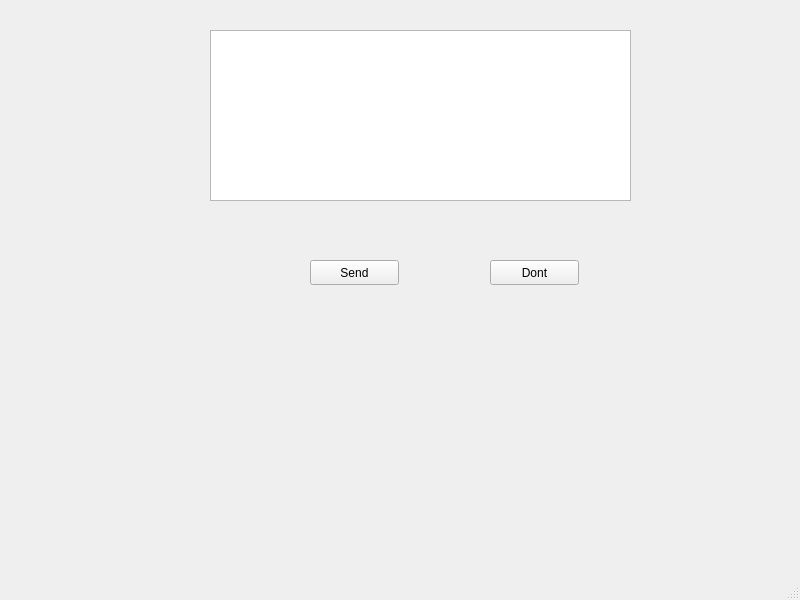
Old version of the form chatik_window.ui in the repository marimba25/my_chatik.
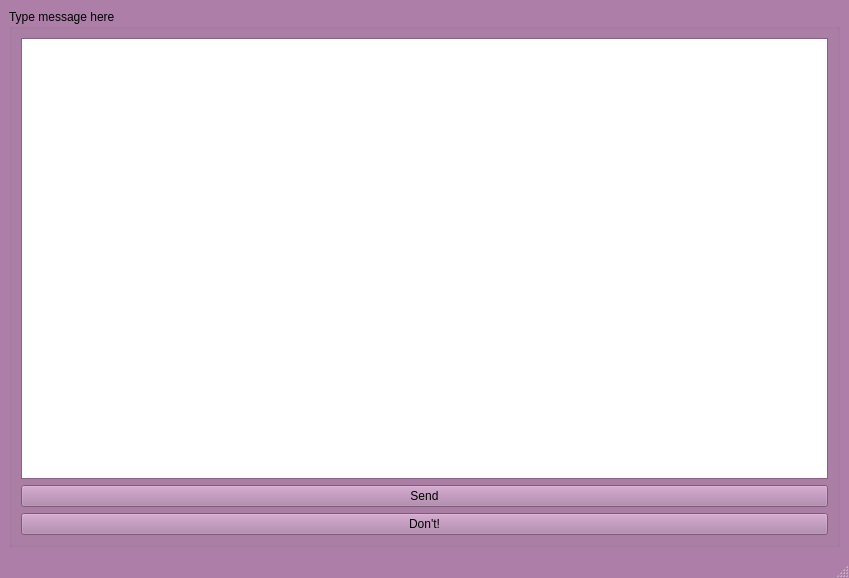
New version of the form.

Commit message: форматирование почти доделано

What changed in the file:
```diff
--- a/chatik_window.ui
+++ b/chatik_window.ui
@@ -6,50 +6,457 @@
    <rect>
     <x>0</x>
     <y>0</y>
-    <width>800</width>
-    <height>600</height>
+    <width>849</width>
+    <height>578</height>
    </rect>
   </property>
+  <property name="palette">
+   <palette>
+    <active>
+     <colorrole role="WindowText">
+      <brush brushstyle="SolidPattern">
+       <color alpha="255">
+        <red>0</red>
+        <green>0</green>
+        <blue>0</blue>
+       </color>
+      </brush>
+     </colorrole>
+     <colorrole role="Button">
+      <brush brushstyle="SolidPattern">
+       <color alpha="255">
+        <red>173</red>
+        <green>127</green>
+        <blue>168</blue>
+       </color>
+      </brush>
+     </colorrole>
+     <colorrole role="Light">
+      <brush brushstyle="SolidPattern">
+       <color alpha="255">
+        <red>255</red>
+        <green>192</green>
+        <blue>249</blue>
+       </color>
+      </brush>
+     </colorrole>
+     <colorrole role="Midlight">
+      <brush brushstyle="SolidPattern">
+       <color alpha="255">
+        <red>214</red>
+        <green>159</green>
+        <blue>208</blue>
+       </color>
+      </brush>
+     </colorrole>
+     <colorrole role="Dark">
+      <brush brushstyle="SolidPattern">
+       <color alpha="255">
+        <red>86</red>
+        <green>63</green>
+        <blue>84</blue>
+       </color>
+      </brush>
+     </colorrole>
+     <colorrole role="Mid">
+      <brush brushstyle="SolidPattern">
+       <color alpha="255">
+        <red>115</red>
+        <green>84</green>
+        <blue>112</blue>
+       </color>
+      </brush>
+     </colorrole>
+     <colorrole role="Text">
+      <brush brushstyle="SolidPattern">
+       <color alpha="255">
+        <red>0</red>
+        <green>0</green>
+        <blue>0</blue>
+       </color>
+      </brush>
+     </colorrole>
+     <colorrole role="BrightText">
+      <brush brushstyle="SolidPattern">
+       <color alpha="255">
+        <red>255</red>
+        <green>255</green>
+        <blue>255</blue>
+       </color>
+      </brush>
+     </colorrole>
+     <colorrole role="ButtonText">
+      <brush brushstyle="SolidPattern">
+       <color alpha="255">
+        <red>0</red>
+        <green>0</green>
+        <blue>0</blue>
+       </color>
+      </brush>
+     </colorrole>
+     <colorrole role="Base">
+      <brush brushstyle="SolidPattern">
+       <color alpha="255">
+        <red>255</red>
+        <green>255</green>
+        <blue>255</blue>
+       </color>
+      </brush>
+     </colorrole>
+     <colorrole role="Window">
+      <brush brushstyle="SolidPattern">
+       <color alpha="255">
+        <red>173</red>
+        <green>127</green>
+        <blue>168</blue>
+       </color>
+      </brush>
+     </colorrole>
+     <colorrole role="Shadow">
+      <brush brushstyle="SolidPattern">
+       <color alpha="255">
+        <red>0</red>
+        <green>0</green>
+        <blue>0</blue>
+       </color>
+      </brush>
+     </colorrole>
+     <colorrole role="AlternateBase">
+      <brush brushstyle="SolidPattern">
+       <color alpha="255">
+        <red>214</red>
+        <green>191</green>
+        <blue>211</blue>
+       </color>
+      </brush>
+     </colorrole>
+     <colorrole role="ToolTipBase">
+      <brush brushstyle="SolidPattern">
+       <color alpha="255">
+        <red>255</red>
+        <green>255</green>
+        <blue>220</blue>
+       </color>
+      </brush>
+     </colorrole>
+     <colorrole role="ToolTipText">
+      <brush brushstyle="SolidPattern">
+       <color alpha="255">
+        <red>0</red>
+        <green>0</green>
+        <blue>0</blue>
+       </color>
+      </brush>
+     </colorrole>
+    </active>
+    <inactive>
+     <colorrole role="WindowText">
+      <brush brushstyle="SolidPattern">
+       <color alpha="255">
+        <red>0</red>
+        <green>0</green>
+        <blue>0</blue>
+       </color>
+      </brush>
+     </colorrole>
+     <colorrole role="Button">
+      <brush brushstyle="SolidPattern">
+       <color alpha="255">
+        <red>173</red>
+        <green>127</green>
+        <blue>168</blue>
+       </color>
+      </brush>
+     </colorrole>
+     <colorrole role="Light">
+      <brush brushstyle="SolidPattern">
+       <color alpha="255">
+        <red>255</red>
+        <green>192</green>
+        <blue>249</blue>
+       </color>
+      </brush>
+     </colorrole>
+     <colorrole role="Midlight">
+      <brush brushstyle="SolidPattern">
+       <color alpha="255">
+        <red>214</red>
+        <green>159</green>
+        <blue>208</blue>
+       </color>
+      </brush>
+     </colorrole>
+     <colorrole role="Dark">
+      <brush brushstyle="SolidPattern">
+       <color alpha="255">
+        <red>86</red>
+        <green>63</green>
+        <blue>84</blue>
+       </color>
+      </brush>
+     </colorrole>
+     <colorrole role="Mid">
+      <brush brushstyle="SolidPattern">
+       <color alpha="255">
+        <red>115</red>
+        <green>84</green>
+        <blue>112</blue>
+       </color>
+      </brush>
+     </colorrole>
+     <colorrole role="Text">
+      <brush brushstyle="SolidPattern">
+       <color alpha="255">
+        <red>0</red>
+        <green>0</green>
+        <blue>0</blue>
+       </color>
+      </brush>
+     </colorrole>
+     <colorrole role="BrightText">
+      <brush brushstyle="SolidPattern">
+       <color alpha="255">
+        <red>255</red>
+        <green>255</green>
+        <blue>255</blue>
+       </color>
+      </brush>
+     </colorrole>
+     <colorrole role="ButtonText">
+      <brush brushstyle="SolidPattern">
+       <color alpha="255">
+        <red>0</red>
+        <green>0</green>
+        <blue>0</blue>
+       </color>
+      </brush>
+     </colorrole>
+     <colorrole role="Base">
+      <brush brushstyle="SolidPattern">
+       <color alpha="255">
+        <red>255</red>
+        <green>255</green>
+        <blue>255</blue>
+       </color>
+      </brush>
+     </colorrole>
+     <colorrole role="Window">
+      <brush brushstyle="SolidPattern">
+       <color alpha="255">
+        <red>173</red>
+        <green>127</green>
+        <blue>168</blue>
+       </color>
+      </brush>
+     </colorrole>
+     <colorrole role="Shadow">
+      <brush brushstyle="SolidPattern">
+       <color alpha="255">
+        <red>0</red>
+        <green>0</green>
+        <blue>0</blue>
+       </color>
+      </brush>
+     </colorrole>
+     <colorrole role="AlternateBase">
+      <brush brushstyle="SolidPattern">
+       <color alpha="255">
+        <red>214</red>
+        <green>191</green>
+        <blue>211</blue>
+       </color>
+      </brush>
+     </colorrole>
+     <colorrole role="ToolTipBase">
+      <brush brushstyle="SolidPattern">
+       <color alpha="255">
+        <red>255</red>
+        <green>255</green>
+        <blue>220</blue>
+       </color>
+      </brush>
+     </colorrole>
+     <colorrole role="ToolTipText">
+      <brush brushstyle="SolidPattern">
+       <color alpha="255">
+        <red>0</red>
+        <green>0</green>
+        <blue>0</blue>
+       </color>
+      </brush>
+     </colorrole>
+    </inactive>
+    <disabled>
+     <colorrole role="WindowText">
+      <brush brushstyle="SolidPattern">
+       <color alpha="255">
+        <red>86</red>
+        <green>63</green>
+        <blue>84</blue>
+       </color>
+      </brush>
+     </colorrole>
+     <colorrole role="Button">
+      <brush brushstyle="SolidPattern">
+       <color alpha="255">
+        <red>173</red>
+        <green>127</green>
+        <blue>168</blue>
+       </color>
+      </brush>
+     </colorrole>
+     <colorrole role="Light">
+      <brush brushstyle="SolidPattern">
+       <color alpha="255">
+        <red>255</red>
+        <green>192</green>
+        <blue>249</blue>
+       </color>
+      </brush>
+     </colorrole>
+     <colorrole role="Midlight">
+      <brush brushstyle="SolidPattern">
+       <color alpha="255">
+        <red>214</red>
+        <green>159</green>
+        <blue>208</blue>
+       </color>
+      </brush>
+     </colorrole>
+     <colorrole role="Dark">
+      <brush brushstyle="SolidPattern">
+       <color alpha="255">
+        <red>86</red>
+        <green>63</green>
+        <blue>84</blue>
+       </color>
+      </brush>
+     </colorrole>
+     <colorrole role="Mid">
+      <brush brushstyle="SolidPattern">
+       <color alpha="255">
+        <red>115</red>
+        <green>84</green>
+        <blue>112</blue>
+       </color>
+      </brush>
+     </colorrole>
+     <colorrole role="Text">
+      <brush brushstyle="SolidPattern">
+       <color alpha="255">
+        <red>86</red>
+        <green>63</green>
+        <blue>84</blue>
+       </color>
+      </brush>
+     </colorrole>
+     <colorrole role="BrightText">
+      <brush brushstyle="SolidPattern">
+       <color alpha="255">
+        <red>255</red>
+        <green>255</green>
+        <blue>255</blue>
+       </color>
+      </brush>
+     </colorrole>
+     <colorrole role="ButtonText">
+      <brush brushstyle="SolidPattern">
+       <color alpha="255">
+        <red>86</red>
+        <green>63</green>
+        <blue>84</blue>
+       </color>
+      </brush>
+     </colorrole>
+     <colorrole role="Base">
+      <brush brushstyle="SolidPattern">
+       <color alpha="255">
+        <red>173</red>
+        <green>127</green>
+        <blue>168</blue>
+       </color>
+      </brush>
+     </colorrole>
+     <colorrole role="Window">
+      <brush brushstyle="SolidPattern">
+       <color alpha="255">
+        <red>173</red>
+        <green>127</green>
+        <blue>168</blue>
+       </color>
+      </brush>
+     </colorrole>
+     <colorrole role="Shadow">
+      <brush brushstyle="SolidPattern">
+       <color alpha="255">
+        <red>0</red>
+        <green>0</green>
+        <blue>0</blue>
+       </color>
+      </brush>
+     </colorrole>
+     <colorrole role="AlternateBase">
+      <brush brushstyle="SolidPattern">
+       <color alpha="255">
+        <red>173</red>
+        <green>127</green>
+        <blue>168</blue>
+       </color>
+      </brush>
+     </colorrole>
+     <colorrole role="ToolTipBase">
+      <brush brushstyle="SolidPattern">
+       <color alpha="255">
+        <red>255</red>
+        <green>255</green>
+        <blue>220</blue>
+       </color>
+      </brush>
+     </colorrole>
+     <colorrole role="ToolTipText">
+      <brush brushstyle="SolidPattern">
+       <color alpha="255">
+        <red>0</red>
+        <green>0</green>
+        <blue>0</blue>
+       </color>
+      </brush>
+     </colorrole>
+    </disabled>
+   </palette>
+  </property>
   <property name="windowTitle">
    <string>MainWindow</string>
   </property>
   <widget class="QWidget" name="centralwidget">
-   <widget class="QTextEdit" name="textEdit">
-    <property name="geometry">
-     <rect>
-      <x>210</x>
-      <y>30</y>
-      <width>421</width>
-      <height>171</height>
-     </rect>
-    </property>
-   </widget>
-   <widget class="QPushButton" name="Send">
-    <property name="geometry">
-     <rect>
-      <x>310</x>
-      <y>260</y>
-      <width>89</width>
-      <height>25</height>
-     </rect>
-    </property>
-    <property name="text">
-     <string>Send</string>
-    </property>
-   </widget>
-   <widget class="QPushButton" name="Dont">
-    <property name="geometry">
-     <rect>
-      <x>490</x>
-      <y>260</y>
-      <width>89</width>
-      <height>25</height>
-     </rect>
-    </property>
-    <property name="text">
-     <string>Dont</string>
-    </property>
-   </widget>
+   <layout class="QGridLayout" name="gridLayout">
+    <item row="0" column="0">
+     <widget class="QGroupBox" name="groupBox">
+      <property name="title">
+       <string>Type message here</string>
+      </property>
+      <layout class="QVBoxLayout" name="verticalLayout">
+       <item>
+        <widget class="QTextEdit" name="textEdit"/>
+       </item>
+       <item>
+        <widget class="QPushButton" name="Send">
+         <property name="text">
+          <string>Send</string>
+         </property>
+        </widget>
+       </item>
+       <item>
+        <widget class="QPushButton" name="Dont">
+         <property name="text">
+          <string>Don't!</string>
+         </property>
+        </widget>
+       </item>
+      </layout>
+     </widget>
+    </item>
+   </layout>
   </widget>
   <widget class="QMenuBar" name="menubar">
    <property name="geometry">
```
Left out of the diff: 2 changed lines with no effect on the pictures. The commit also changes 5 other files.
